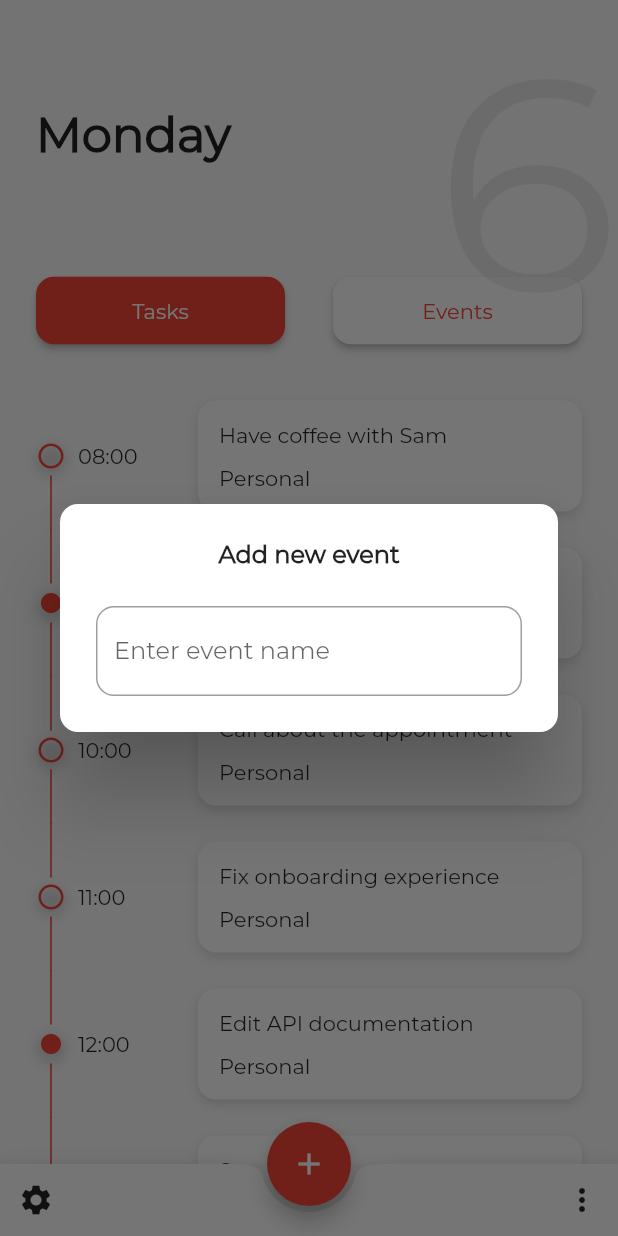
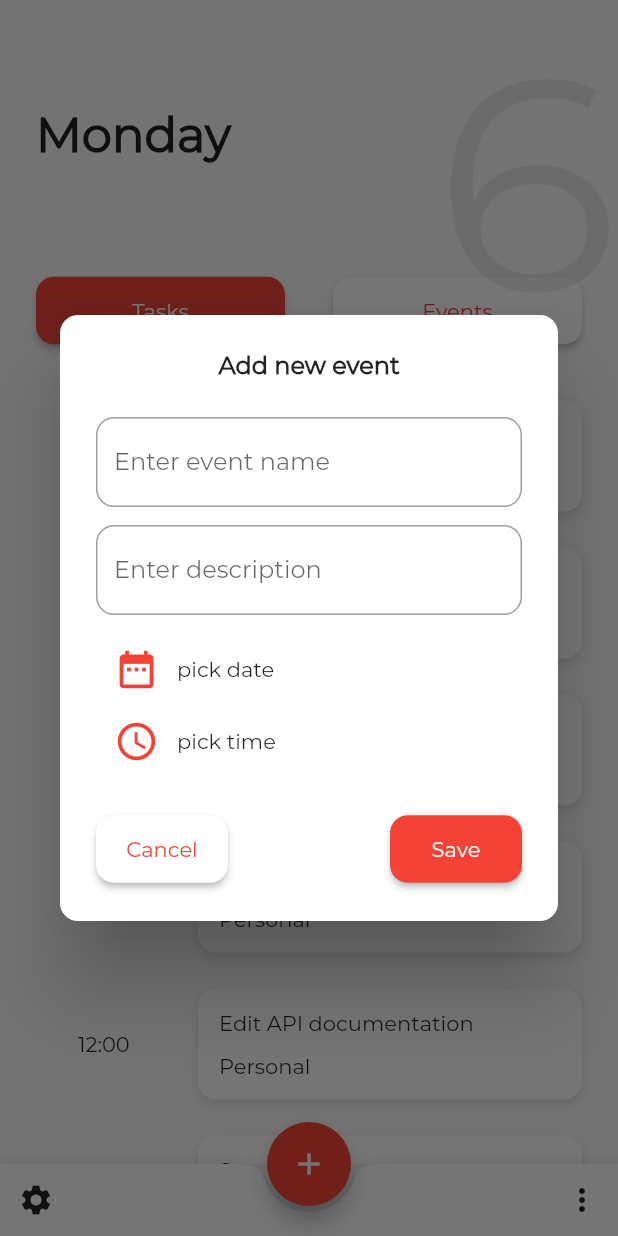
Before and after one commit to lucsbasto/todo-app, a Flutter app: the screen it shows after launch, after a tap on the "add" icon, on a phone screen of 412 x 824 dp. Run offline on Flutter 3.47's test engine with Material 2 defaults, Android fonts, the phone set to English and light mode, and no system bars.

Commit message:
adicionando date e hora dos eventos

```diff
--- a/lib/pages/add_event_page.dart
+++ b/lib/pages/add_event_page.dart
@@ -1,4 +1,6 @@
 import 'package:flutter/material.dart';
+import 'package:todo_app/widgets/custom_button.dart';
+import 'package:todo_app/widgets/custom_textfield.dart';
 
 class AddEventPage extends StatefulWidget {
   @override
@@ -6,6 +8,29 @@ class AddEventPage extends StatefulWidget {
 }
 
 class _AddEventPageState extends State<AddEventPage> {
+  String _selectedDate = 'pick date';
+  String _selectedTime = 'pick time';
+  Future _pickDate() async {
+    DateTime datepick = await showDatePicker(
+      context: context,
+      initialDate: new DateTime.now(),
+      firstDate: new DateTime.now().add(Duration(days: -365)),
+      lastDate: new DateTime.now().add(Duration(days: 365)),
+    );
+    if (datepick != null) setState(() => _selectedDate = datepick.toString());
+  }
+
+  Future _pickTime() async {
+    TimeOfDay timepick = await showTimePicker(
+      context: context,
+      initialTime: new TimeOfDay.now(),
+    );
+    if (timepick != null)
+      setState(() {
+        _selectedTime = timepick.toString();
+      });
+  }
+
   @override
   Widget build(BuildContext context) {
     return Padding(
@@ -22,17 +47,61 @@ class _AddEventPageState extends State<AddEventPage> {
           SizedBox(
             height: 24,
           ),
-          TextField(
-            decoration: InputDecoration(
-                border: OutlineInputBorder(
-                  borderRadius: BorderRadius.all(
-                    Radius.circular(12),
-                  ),
-                ),
-                labelText: "Enter event name"),
+          CustomTextField(labelText: "Enter event name"),
+          SizedBox(
+            height: 12,
           ),
+          CustomTextField(labelText: "Enter description"),
+          SizedBox(
+            height: 12,
+          ),
+          _dateTimePicker(Icons.date_range, _pickDate, _selectedDate),
+          _dateTimePicker(Icons.access_time, _pickTime, _selectedTime),
+          SizedBox(
+            height: 24,
+          ),
+          _actionButtom(context),
         ],
       ),
     );
   }
+
+  Widget _dateTimePicker(IconData icon, VoidCallback onPressed, String value) {
+    return FlatButton(
+      padding: EdgeInsets.zero,
+      onPressed: onPressed,
+      child: Padding(
+        padding: const EdgeInsets.only(left: 12.0),
+        child: Row(
+          children: <Widget>[
+            Icon(icon, color: Theme.of(context).accentColor, size: 30),
+            SizedBox(width: 12),
+            Text(value, style: TextStyle(fontSize: 14)),
+          ],
+        ),
+      ),
+    );
+  }
+
+  Row _actionButtom(BuildContext context) {
+    return Row(
+      mainAxisAlignment: MainAxisAlignment.spaceBetween,
+      children: <Widget>[
+        CustomButtom(
+          onPressed: () {
+            Navigator.of(context).pop();
+          },
+          textColor: Theme.of(context).accentColor,
+          buttonText: "Cancel",
+          color: Colors.white,
+        ),
+        CustomButtom(
+          onPressed: () {},
+          textColor: Colors.white,
+          color: Theme.of(context).accentColor,
+          buttonText: "Save",
+        )
+      ],
+    );
+  }
 }
```
Also changed, not shown: lib/pages/add_task_page.dart (+28 -8 lines).
